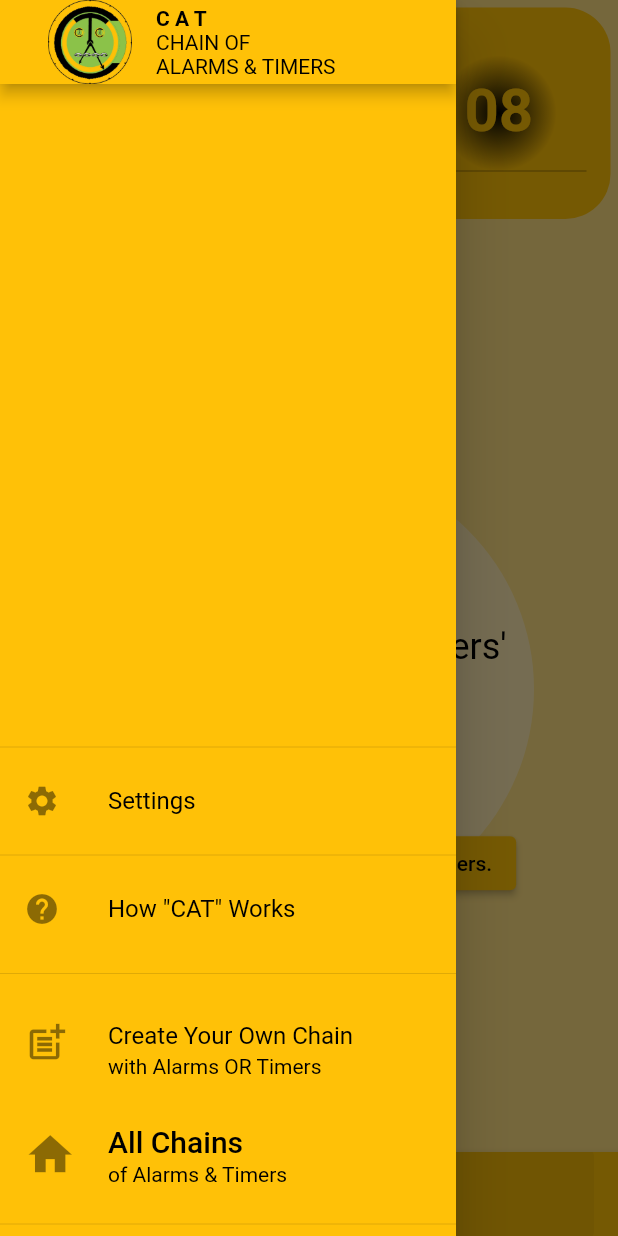
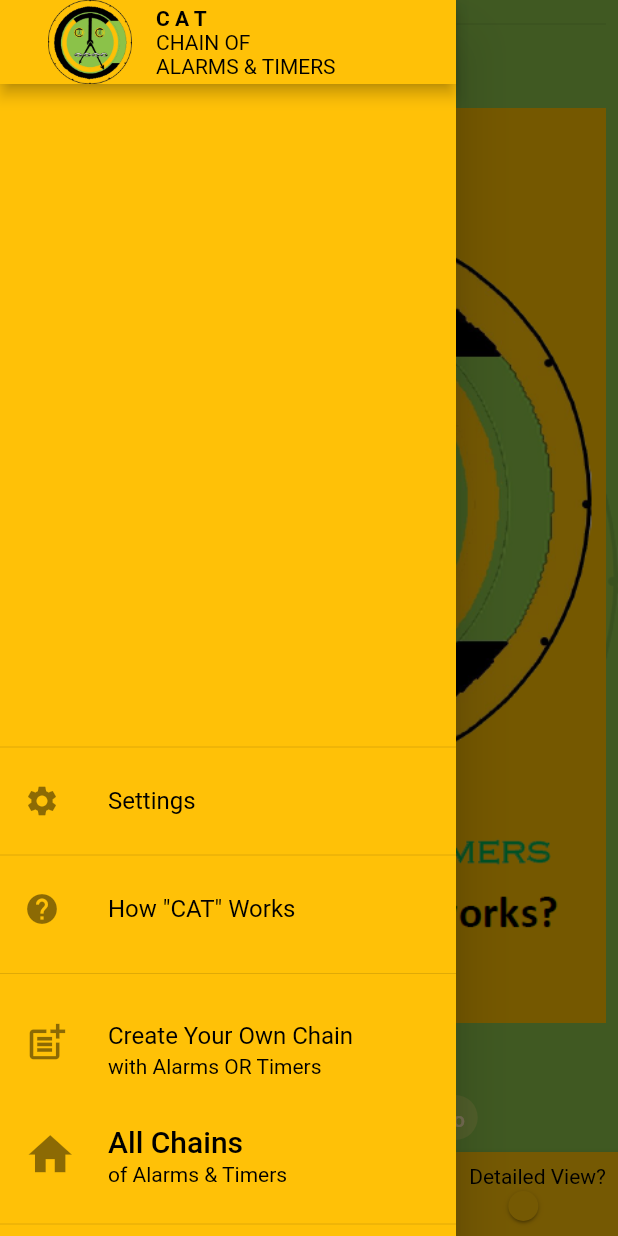
Before and after one commit to vinaykhare/chainplay, a Flutter app: the screen it shows after launch, with the side drawer open, on a phone screen of 412 x 824 dp. Run offline on Flutter 3.47's test engine with Material 2 defaults, Android fonts, the phone set to English and light mode, and no system bars; our stand-ins replace flutter_local_notifications, flutter_tts, image_picker, just_audio, sqflite, timezone; missing offline and left inert: pdf_render; accounts and stored records are empty.

Commit message:
1. Keep alarm file in build. 2. help assets (more polishing needed). 3. system conifguraiton is updated to show hlep on first load. 4. Local Notificaiton Channel name changed as CAT 5. complete chain logic to support execute forever. 6.

```diff
--- a/lib/helpers/local_notifications/local_notification_service.dart
+++ b/lib/helpers/local_notifications/local_notification_service.dart
@@ -175,8 +175,8 @@ class LocalNotificationService with WidgetsBindingObserver {
       int maxProgressVal, int progressVal) async {
     AndroidNotificationDetails androidNotificationDetails =
         AndroidNotificationDetails(
-      "CHAIN_EVENTS_CHANNEL_ID",
-      "CHAIN_EVENTS_CHANNEL_NAME",
+      "CAT_TEST_CHANNEL_1",
+      "CAT_TEST_CHANNEL_N1",
       channelDescription: 'CAT Channel',
       importance: Importance.max,
       priority: Priority.high,
@@ -208,8 +208,8 @@ class LocalNotificationService with WidgetsBindingObserver {
   Future<NotificationDetails> _getNotificationWithActions() async {
     const AndroidNotificationDetails androidNotificationDetails =
         AndroidNotificationDetails(
-      "CHAIN_EVENTS_CHANNEL_ID",
-      "CHAIN_EVENTS_CHANNEL_NAME",
+      "CAT_TEST_CHANNEL_1",
+      "CAT_TEST_CHANNEL_N1",
       channelDescription: 'CAT Channel with Action.',
       importance: Importance.max,
       priority: Priority.high,
--- a/lib/helpers/system_configuration.dart
+++ b/lib/helpers/system_configuration.dart
@@ -114,6 +114,12 @@ const sqlInitScript = [
   ''',
   '''INSERT INTO settings(key, value, type) VALUES (
       'App Sound',
+      'TRUE',
+      'BOOL'
+    )
+  ''',
+  '''INSERT INTO settings(key, value, type) VALUES (
+      'Show help on next boot',
       'TRUE',
       'BOOL'
     )
--- a/lib/models/chain_list.dart
+++ b/lib/models/chain_list.dart
@@ -171,7 +171,8 @@ class ChainList with ChangeNotifier {
       }
 
       if (chainActivity.activityDuration.inSeconds == 0 &&
-          chainActivity.activity.type == systemWaitActivityInDB &&
+          (chainActivity.activity.type == systemWaitActivityInDB ||
+              chainActivity.activity.type == systemStartActivityInDB) &&
           chainActivityIndex >= (chainActivities.length - 1)) {
         return {
           "executingChain": executingChain,
@@ -613,7 +614,7 @@ class ChainList with ChangeNotifier {
       chains[chainIndex].repeatCount--;
       //chains[chainIndex].chainStatus = statusExecuting;
     }
-    if (chains[chainIndex].repeatCount <= 0) {
+    if (chains[chainIndex].repeatCount == 0) {
       chains[chainIndex].repeatType = repeatTypeDoesNotRepeat;
       chains[chainIndex].at = null;
       chains[chainIndex].endedAt = null;
@@ -622,6 +623,7 @@ class ChainList with ChangeNotifier {
 
     if (chains[chainIndex].repeatCount <= -1) {
       // repeat forever
+      chains[chainIndex].chainStatus = statusExecuting;
     }
 
     if (chains[chainIndex].at != null) {
--- a/lib/screens/how_it_works.dart
+++ b/lib/screens/how_it_works.dart
@@ -1,14 +1,80 @@
 import 'package:chain_activities/helpers/constants.dart';
+import 'package:chain_activities/models/chain_list.dart';
+import 'package:chain_activities/models/system_setting.dart';
+import 'package:chain_activities/widgets/help_header.dart';
 import 'package:flutter/material.dart';
 import 'package:chain_activities/widgets/app_drawer.dart';
 import 'package:pdf_render/pdf_render_widgets.dart';
+import 'package:provider/provider.dart';
 
-class HowItWorks extends StatelessWidget {
+class HowItWorks extends StatefulWidget {
   static String routename = "/howitworks";
   const HowItWorks({super.key});
 
   @override
+  State<HowItWorks> createState() => _HowItWorksState();
+}
+
+class _HowItWorksState extends State<HowItWorks> {
+  bool pdfView = false;
+
+  late ChainList chainList;
+
+  @override
+  void dispose() {
+    super.dispose();
+    dontShowHelpOnNextLoad();
+  }
+
+  Future<bool> dontShowHelpOnNextLoad() async {
+    List<SystemSetting> systemSettings = chainList.systemSettings;
+    int showHelpEntryIndex = systemSettings.indexWhere(
+      (set) => set.key == "Show help on next boot",
+    );
+
+    if (showHelpEntryIndex != -1 &&
+        systemSettings[showHelpEntryIndex].value == "TRUE") {
+      systemSettings[showHelpEntryIndex].value == "FALSE";
+      await chainList.setSetting(
+        "Show help on next boot",
+        "FALSE",
+      );
+    }
+    return true;
+  }
+
+  @override
   Widget build(BuildContext context) {
+    chainList = Provider.of<ChainList>(context, listen: false);
+    final appBarWidget = AppBar(
+      centerTitle: true,
+      title: const Text("How CAT Works??"),
+      actions: [
+        Padding(
+          padding: const EdgeInsets.all(8.0),
+          child: Column(
+            children: [
+              const Text("Detailed View?"),
+              Expanded(
+                child: Switch(
+                  value: pdfView,
+                  onChanged: (value) {
+                    setState(() {
+                      pdfView = value;
+                    });
+                  },
+                ),
+              ),
+            ],
+          ),
+        )
+      ],
+    );
+    double appHeight = MediaQuery.of(context).size.height -
+        (appBarWidget.preferredSize.height * 1) -
+        MediaQuery.of(context).viewPadding.top;
+
+    double appWidth = MediaQuery.of(context).size.width - 16;
     return Scaffold(
       // appBar: AppBar(
       //   centerTitle: true,
@@ -19,13 +85,15 @@ class HowItWorks extends StatelessWidget {
       body: SafeArea(
         child: Column(
           children: [
-            Expanded(
-              child: PdfViewer.openAsset(assetMap['howItWorksPDF']!),
-            ),
-            AppBar(
-              centerTitle: true,
-              title: const Text("How CAT Works??"),
-            ),
+            if (pdfView)
+              Expanded(child: PdfViewer.openAsset(assetMap['howItWorksPDF']!))
+            else
+              Expanded(
+                  child: HelpHeader(
+                appHeight: appHeight,
+                appWidth: appWidth,
+              )),
+            appBarWidget,
           ],
         ),
       ),
--- a/lib/widgets/help_header.dart
+++ b/lib/widgets/help_header.dart
@@ -7,7 +7,10 @@ import 'package:flutter/material.dart';
 import 'package:provider/provider.dart';
 
 class HelpHeader extends StatefulWidget {
-  const HelpHeader({super.key});
+  final double appHeight;
+  final double appWidth;
+  const HelpHeader(
+      {super.key, required this.appHeight, required this.appWidth});
 
   @override
   State<HelpHeader> createState() => _HelpHeaderState();
@@ -49,7 +52,8 @@ class _HelpHeaderState extends State<HelpHeader> {
 
   @override
   Widget build(BuildContext context) {
-    double appWidth = MediaQuery.of(context).size.width - 16;
+    double appHeight = widget.appHeight - 70;
+    double appWidth = widget.appWidth;
     return Container(
       //margin: const EdgeInsets.only(top: 10),
       padding: const EdgeInsets.all(8),
@@ -112,7 +116,7 @@ class _HelpHeaderState extends State<HelpHeader> {
                 SizedBox(
                   // width: appWidth * 0.3,
                   width: appWidth,
-                  height: 125,
+                  height: appHeight,
                   child: Image.asset(
                     headerSlideContent[page]["imageAsset"]!,
                     fit: BoxFit.contain,
@@ -157,7 +161,8 @@ class _HelpHeaderState extends State<HelpHeader> {
                       });
                     },
                     child: Text(
-                      (index + 1).toString(),
+                      //(index + 1).toString(),
+                      "o",
                       style: TextStyle(
                           color: page == index
                               ? Theme.of(context).primaryColorDark
--- a/lib/widgets/redirect.dart
+++ b/lib/widgets/redirect.dart
@@ -1,5 +1,7 @@
 import 'package:chain_activities/models/chain_list.dart';
+import 'package:chain_activities/models/system_setting.dart';
 import 'package:chain_activities/screens/chain_list_screen.dart';
+import 'package:chain_activities/screens/how_it_works.dart';
 import 'package:chain_activities/screens/load_screen.dart';
 import 'package:chain_activities/screens/play_chain_screen.dart';
 import 'package:flutter/material.dart';
@@ -17,10 +19,18 @@ class Redirect extends StatelessWidget {
       future:
           Provider.of<ChainList>(context, listen: false).checkAndUpdateConfig(),
       builder: (context, snapshot) {
+        List<SystemSetting> systemSettings = chainList.systemSettings;
+        int showHelpEntryIndex = systemSettings.indexWhere(
+          (set) => set.key == "Show help on next boot",
+        );
+
         if (!chainList.configUpdated) {
           return const LoadScreen();
         } else {
-          if (chainList.notificationCameAs != null) {
+          if (showHelpEntryIndex != -1 &&
+              systemSettings[showHelpEntryIndex].value == "TRUE") {
+            return const HowItWorks();
+          } else if (chainList.notificationCameAs != null) {
             return const PlayChain();
           } else {
             return const ChainListScreen();
```
Also changed, not shown: lib/screens/add_chain_screen.dart (+15 -4 lines), assets/help_images/app_drawer_menu.png, assets/help_images/check_executions.png, assets/help_images/home.png, 3 other files.
